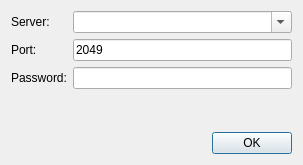
Above: src/Common/gui/PrivateServerDialog.ui from elieserdejesus/JamTaba before the change. Below: the same form after it.
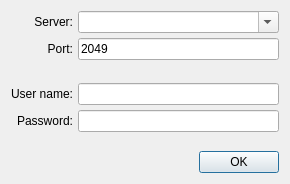
That is the form after the change. Custom widgets are drawn as their Qt base class.

Commit message: Alowing 'user name' when connecting in private server close #138

Patch:
```diff
--- a/src/Common/gui/PrivateServerDialog.ui
+++ b/src/Common/gui/PrivateServerDialog.ui
@@ -9,8 +9,8 @@
    <rect>
     <x>0</x>
     <y>0</y>
-    <width>303</width>
-    <height>165</height>
+    <width>290</width>
+    <height>184</height>
    </rect>
   </property>
   <property name="windowTitle">
@@ -23,24 +23,70 @@
    <bool>true</bool>
   </property>
   <layout class="QVBoxLayout" name="verticalLayout">
+   <property name="spacing">
+    <number>5</number>
+   </property>
    <item>
     <layout class="QFormLayout" name="formLayout">
-     <item row="1" column="0">
+     <property name="fieldGrowthPolicy">
+      <enum>QFormLayout::ExpandingFieldsGrow</enum>
+     </property>
+     <property name="labelAlignment">
+      <set>Qt::AlignRight|Qt::AlignTrailing|Qt::AlignVCenter</set>
+     </property>
+     <item row="0" column="0">
       <widget class="QLabel" name="labelName">
+       <property name="sizePolicy">
+        <sizepolicy hsizetype="Preferred" vsizetype="Preferred">
+         <horstretch>2</horstretch>
+         <verstretch>0</verstretch>
+        </sizepolicy>
+       </property>
        <property name="text">
         <string>Server:</string>
        </property>
+       <property name="alignment">
+        <set>Qt::AlignRight|Qt::AlignTrailing|Qt::AlignVCenter</set>
+       </property>
       </widget>
      </item>
-     <item row="2" column="0">
+     <item row="0" column="1">
+      <widget class="QComboBox" name="comboBoxServers">
+       <property name="sizePolicy">
+        <sizepolicy hsizetype="Expanding" vsizetype="Fixed">
+         <horstretch>0</horstretch>
+         <verstretch>0</verstretch>
+        </sizepolicy>
+       </property>
+       <property name="editable">
+        <bool>true</bool>
+       </property>
+       <property name="currentText">
+        <string notr="true"/>
+       </property>
+       <property name="duplicatesEnabled">
+        <bool>false</bool>
+       </property>
+      </widget>
+     </item>
+     <item row="1" column="0">
       <widget class="QLabel" name="labelPort">
        <property name="text">
         <string>Port:</string>
        </property>
+       <property name="alignment">
+        <set>Qt::AlignRight|Qt::AlignTrailing|Qt::AlignVCenter</set>
+       </property>
       </widget>
      </item>
-     <item row="2" column="1">
+     <item row="1" column="1">
       <widget class="QLineEdit" name="textFieldPort">
+       <property name="sizePolicy">
+        <sizepolicy hsizetype="MinimumExpanding" vsizetype="Fixed">
+         <horstretch>0</horstretch>
+         <verstretch>0</verstretch>
+        </sizepolicy>
+       </property>
        <property name="accessibleDescription">
         <string>type here the port to use</string>
        </property>
@@ -50,17 +96,70 @@
       </widget>
      </item>
      <item row="3" column="0">
+      <widget class="QLabel" name="labelUserName">
+       <property name="sizePolicy">
+        <sizepolicy hsizetype="Preferred" vsizetype="Preferred">
+         <horstretch>2</horstretch>
+         <verstretch>0</verstretch>
+        </sizepolicy>
+       </property>
+       <property name="toolTip">
+        <string>leave blank to connect as annonymous</string>
+       </property>
+       <property name="text">
+        <string>User name:</string>
+       </property>
+       <property name="alignment">
+        <set>Qt::AlignRight|Qt::AlignTrailing|Qt::AlignVCenter</set>
+       </property>
+      </widget>
+     </item>
+     <item row="3" column="1">
+      <widget class="UserNameLineEdit" name="textFieldUserName">
+       <property name="sizePolicy">
+        <sizepolicy hsizetype="Expanding" vsizetype="Fixed">
+         <horstretch>0</horstretch>
+         <verstretch>0</verstretch>
+        </sizepolicy>
+       </property>
+       <property name="toolTip">
+        <string>leave blank to connect as annonymous</string>
+       </property>
+       <property name="accessibleDescription">
+        <string>type here the password</string>
+       </property>
+       <property name="text">
+        <string notr="true"/>
+       </property>
+      </widget>
+     </item>
+     <item row="4" column="0">
       <widget class="QLabel" name="labelPassword">
+       <property name="sizePolicy">
+        <sizepolicy hsizetype="Preferred" vsizetype="Preferred">
+         <horstretch>2</horstretch>
+         <verstretch>0</verstretch>
+        </sizepolicy>
+       </property>
        <property name="toolTip">
         <string>leave blank to connect as annonymous</string>
        </property>
        <property name="text">
         <string>Password:</string>
        </property>
+       <property name="alignment">
+        <set>Qt::AlignRight|Qt::AlignTrailing|Qt::AlignVCenter</set>
+       </property>
       </widget>
      </item>
-     <item row="3" column="1">
+     <item row="4" column="1">
       <widget class="QLineEdit" name="textFieldPassword">
+       <property name="sizePolicy">
+        <sizepolicy hsizetype="Expanding" vsizetype="Fixed">
+         <horstretch>0</horstretch>
+         <verstretch>0</verstretch>
+        </sizepolicy>
+       </property>
        <property name="toolTip">
         <string>leave blank to connect as annonymous</string>
        </property>
@@ -72,21 +171,34 @@
        </property>
       </widget>
      </item>
-     <item row="1" column="1">
-      <widget class="QComboBox" name="comboBoxServers">
-       <property name="editable">
-        <bool>true</bool>
+     <item row="2" column="1">
+      <spacer name="verticalSpacer">
+       <property name="orientation">
+        <enum>Qt::Vertical</enum>
        </property>
-       <property name="currentText">
-        <string notr="true"/>
+       <property name="sizeHint" stdset="0">
+        <size>
+         <width>20</width>
+         <height>40</height>
+        </size>
        </property>
-       <property name="duplicatesEnabled">
-        <bool>false</bool>
-       </property>
-      </widget>
+      </spacer>
      </item>
     </layout>
    </item>
+   <item>
+    <spacer name="verticalSpacer_2">
+     <property name="orientation">
+      <enum>Qt::Vertical</enum>
+     </property>
+     <property name="sizeHint" stdset="0">
+      <size>
+       <width>20</width>
+       <height>40</height>
+      </size>
+     </property>
+    </spacer>
+   </item>
    <item>
     <layout class="QHBoxLayout" name="horizontalLayout">
      <item>
@@ -116,6 +228,13 @@
    </item>
   </layout>
  </widget>
+ <customwidgets>
+  <customwidget>
+   <class>UserNameLineEdit</class>
+   <extends>QLineEdit</extends>
+   <header>UserNameLineEdit.h</header>
+  </customwidget>
+ </customwidgets>
  <resources/>
  <connections/>
 </ui>
```
The commit also changes 6 other files.
